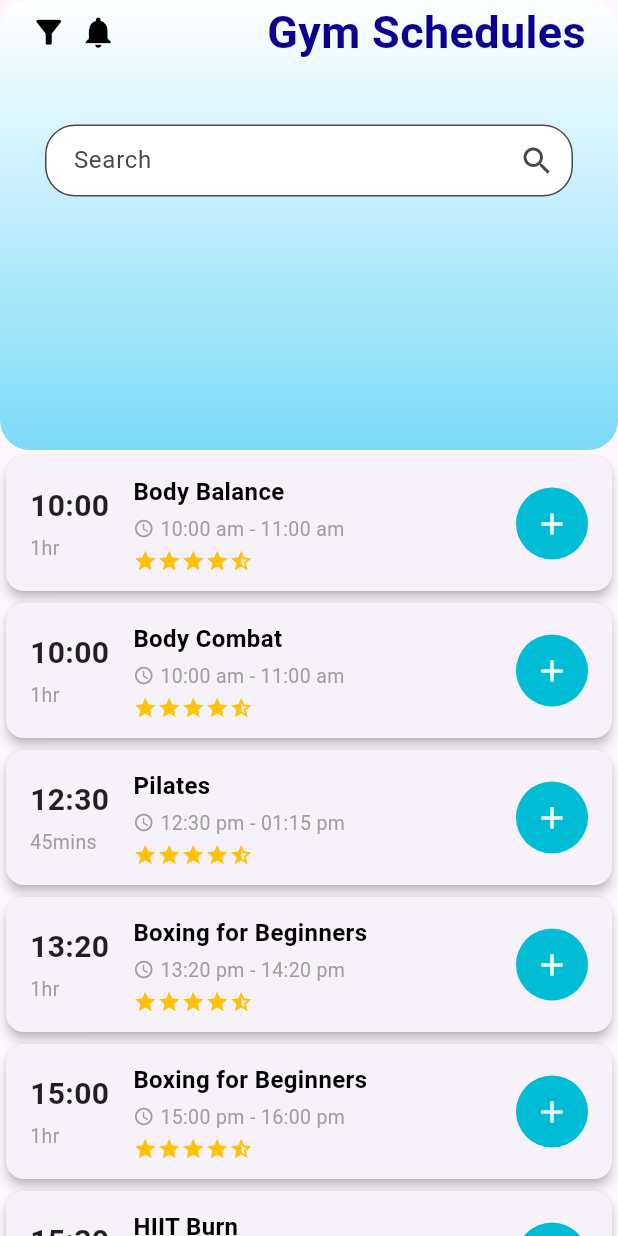
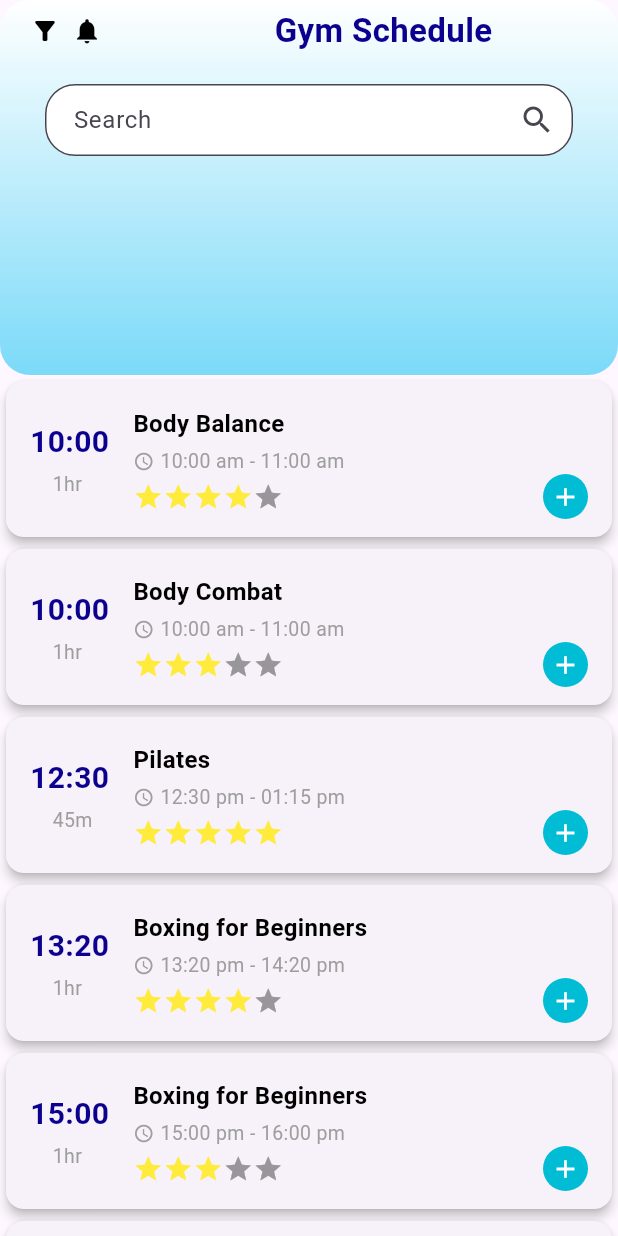
Before and after one commit to RRTeoh/Mobile, a Flutter app: the SearchCourse screen opened directly, on a phone screen of 412 x 824 dp. Run offline on Flutter 3.47's test engine with Material 3 defaults, Android fonts, the phone set to English and light mode, and no system bars; drawn by our look-alikes of flutter_rating_bar; our stand-ins replace percent_indicator.

Commit message:
schedule

```diff
--- a/lib/details/schedulecourse.dart
+++ b/lib/details/schedulecourse.dart
@@ -5,7 +5,7 @@
   String duration;
   String title;
   String subtitle;
-  //String rating;
+  double rating;
 
 
   Schedulecourse(
@@ -14,7 +14,7 @@
       required this.duration,
       required this.title,
       required this.subtitle,
-      //required this.rating
+      required this.rating
     }
   );
 
@@ -27,7 +27,7 @@
         duration: '1hr',
         title: 'Body Balance',
         subtitle: '10:00 am - 11:00 am',
-        //rating: ''
+        rating: 4.0
       )
 
     );
@@ -38,7 +38,7 @@
         duration: '1hr',
         title: 'Body Combat',
         subtitle: '10:00 am - 11:00 am',
-        //rating: ''
+        rating: 3.0
       )
 
     );
@@ -46,10 +46,10 @@
     scourse.add(
       Schedulecourse(
         time: '12:30',
-        duration: '45mins',
+        duration: '45m',
         title: 'Pilates',
         subtitle: '12:30 pm - 01:15 pm',
-        //rating: ''
+        rating: 5.0
       )
 
     );
@@ -60,7 +60,7 @@
         duration: '1hr',
         title: 'Boxing for Beginners',
         subtitle: '13:20 pm - 14:20 pm',
-        //rating: ''
+        rating: 4.0
       )
 
     );
@@ -71,7 +71,7 @@
         duration: '1hr',
         title: 'Boxing for Beginners',
         subtitle: '15:00 pm - 16:00 pm',
-        //rating: ''
+        rating: 3.0
       )
 
     );
@@ -79,10 +79,10 @@
     scourse.add(
       Schedulecourse(
         time: '15:30',
-        duration: '30mins',
+        duration: '30m',
         title: 'HIIT Burn',
-        subtitle: '15:30 am - 16:00 am',
-        //rating: ''
+        subtitle: '15:30 pm - 16:00 pm',
+        rating: 4.0
       )
 
     );
@@ -92,8 +92,8 @@
         time: '16:10',
         duration: '1hr',
         title: 'Yoga',
-        subtitle: '16:10 am - 17:10 am',
-        //rating: ''
+        subtitle: '16:10 pm - 17:10 pm',
+        rating: 5.0
       )
 
     );
--- a/lib/screens/schedule_page.dart
+++ b/lib/screens/schedule_page.dart
@@ -1,5 +1,6 @@
 import 'package:flutter/material.dart';
 import 'package:asgm1/details/schedulecourse.dart';
+import 'package:flutter_rating_bar/flutter_rating_bar.dart';
 
 class SearchCourse extends StatefulWidget
 {
@@ -45,7 +46,7 @@
   Widget build(BuildContext context) {
     return Scaffold(
       appBar: PreferredSize(
-        preferredSize: Size.fromHeight(300), // Custom height
+        preferredSize: Size.fromHeight(250), // Custom height
         child: AppBar(
           backgroundColor: Colors.transparent,
           elevation: 0,
@@ -58,6 +59,10 @@
                   const Color.fromARGB(255, 123, 218, 248),
                   Colors.white,
                 ],
+                //stops: [
+                 // 0.0, // sharp or not
+                 // 0.9, // blue part
+                //],
               ),
               borderRadius: BorderRadius.circular(20),
             ),
@@ -68,24 +73,25 @@
                 child: Column(
                   crossAxisAlignment: CrossAxisAlignment.start,
                   children: [
+                    SizedBox(height:5),
                     Row(
                       children: [
-                        Icon(Icons.filter_alt, color: Colors.black, size: 25),
+                        Icon(Icons.filter_alt, color: Colors.black, size: 20),
                         SizedBox(width: 8),
-                        Icon(Icons.notifications, color: Colors.black, size: 25),
-                        SizedBox(width: 100),
+                        Icon(Icons.notifications, color: Colors.black, size: 20),
+                        SizedBox(width: 115),
                         Text(
-                          "Gym Schedules",
+                          "Gym Schedule",
                           textAlign: TextAlign.right,
                           style: TextStyle(
-                            fontSize: 30,
+                            fontSize: 22,
                             fontWeight: FontWeight.bold,
                             color: const Color.fromARGB(255, 12, 0, 143)
                           )
                         )
                       ],
                     ),
-                    SizedBox(height: 30),
+                    SizedBox(height: 10),
                     Padding(
                       padding: const EdgeInsets.all(10),
                       child: Column(
@@ -138,11 +144,13 @@
                                           style: TextStyle(
                                             fontSize: 20,
                                             fontWeight: FontWeight.bold,
-                                            color: Colors.black87,
+                                            color: Color.fromARGB(255, 12, 0, 143),
                                           ),
                                         ),
                                         SizedBox(height: 4),
-                                        Text(
+                                        Container(
+                                          padding: EdgeInsets.only(left:15),
+                                          child:Text(
                                         //'1hr',
                                           _foundCourse[index].duration,
                                           style: TextStyle(
@@ -150,6 +158,7 @@
                                             color: Colors.grey,
                                           ),
                                         ),
+                                        )
                                       ],
                                    ),
                                   SizedBox(width: 16),
@@ -181,32 +190,44 @@
                                             ],
                                         ),
                                         SizedBox(height: 4),
-                                        Row(
-                                          children: List.generate(5, (index) {
-                                            if (index < 4) {
-                                              return Icon(Icons.star, size: 16, color: Colors.amber);
-                                              } else {
-                                              return Icon(Icons.star_half, size: 16, color: Colors.amber);
-                                            }
-                                          }),
-                                        )
+                                        RatingBar.builder(
+                                          initialRating: _foundCourse[index].rating.toDouble(),
+                                          minRating: 1,
+                                          direction: Axis.horizontal,
+                                          itemSize: 20,
+                                          itemBuilder: (context, _) => const Icon(
+                                            Icons.star,
+                                            color: Colors.yellow
+                                            ),
+                                          onRatingUpdate: (double value) { },
+                                        ),
                                       ],
                                     ),
                                   ),
 
                                   // Right side (+ button)
-                                  Container(
+                                  Padding(
+                                    padding: EdgeInsets.only(top: 50), // Pushes the whole circle down
+                                      child:Container(
+                                      height: 30,
+                                      width: 30,
                                     decoration: BoxDecoration(
                                       shape: BoxShape.circle,
                                       color: Colors.cyan,
                                     ),
                                     child: IconButton(
-                                      icon: Icon(Icons.add, color: Colors.white),
+                                      padding: EdgeInsets.zero,
+                                      icon: Icon(
+                                        Icons.add,
+                                        color: Colors.white,
+                                        size: 20,
+                                        ),
                                       onPressed: () {
                                       // Handle add action
                                       },
                                     ),
                                   ),
+                                  )
                                 ],
                               ),
                             ),
--- a/pubspec.yaml
+++ b/pubspec.yaml
@@ -34,6 +34,7 @@
   # The following adds the Cupertino Icons font to your application.
   # Use with the CupertinoIcons class for iOS style icons.
   cupertino_icons: ^1.0.8
+  flutter_rating_bar: ^4.0.1
 
 dev_dependencies:
   flutter_test:
```
